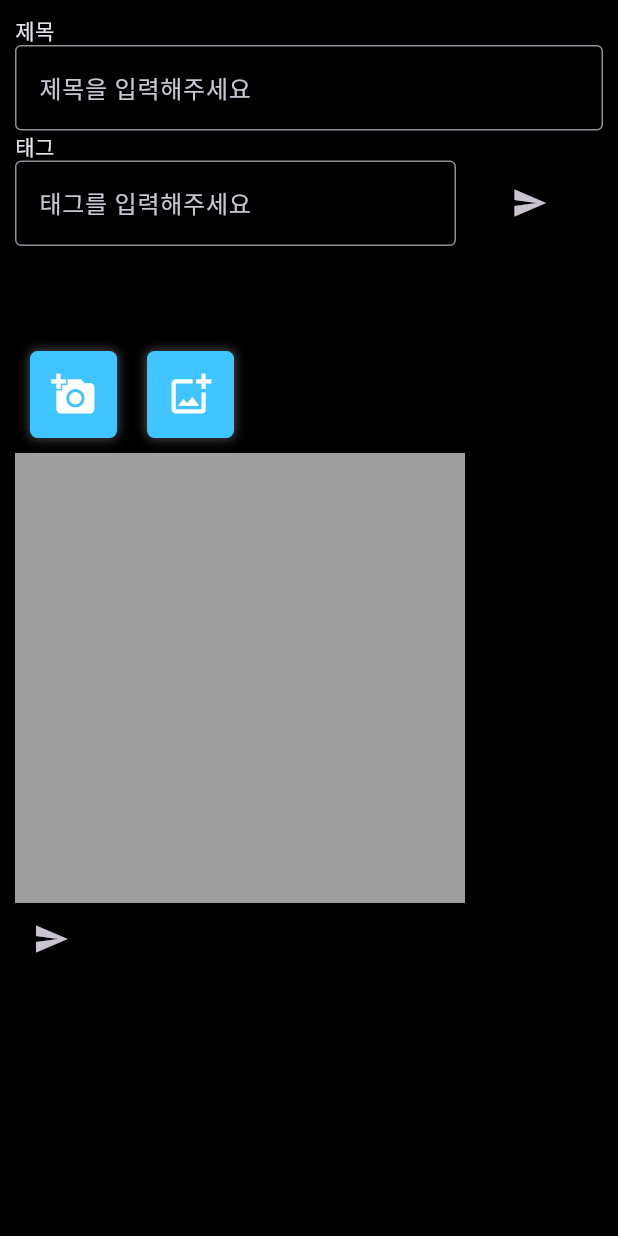
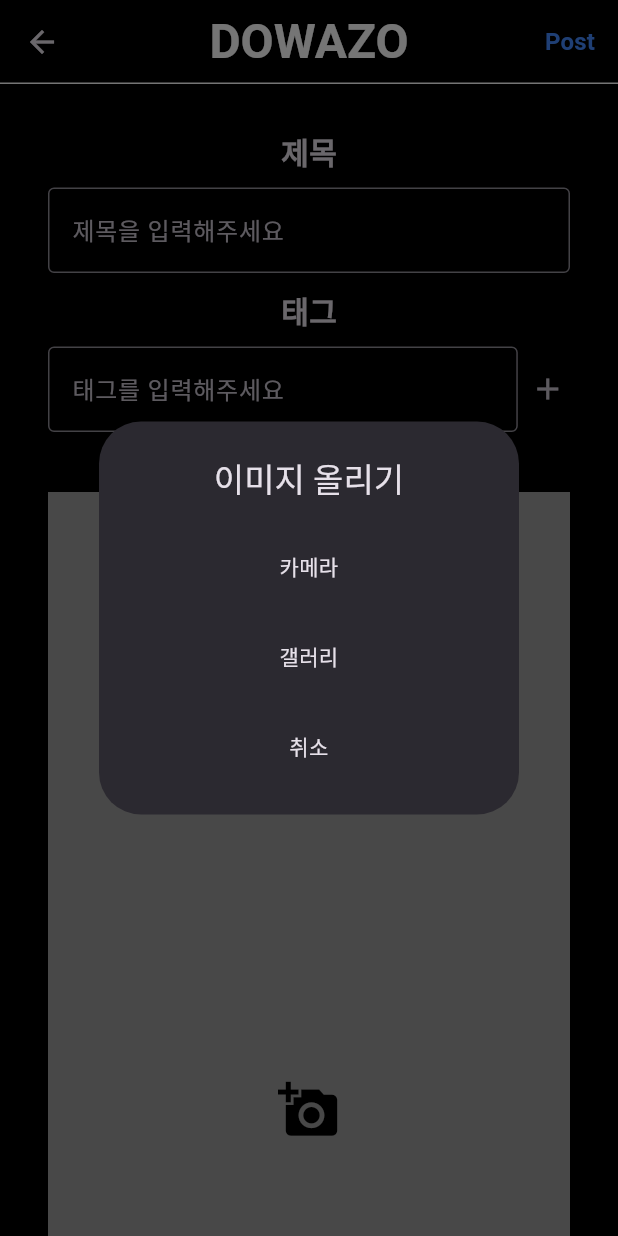
Before and after one commit to 2024basicprojectlab/basic_project_lab_DOWAZO, a Flutter app: the Posting screen opened directly, after a tap on the "add a photo" icon, on a phone screen of 412 x 824 dp. Run offline on Flutter 3.47's test engine with Material 3 defaults, Android fonts, the phone set to English and light mode, and no system bars; our stand-ins replace cloud_firestore, firebase_auth, firebase_core, firebase_storage, flutter_bloc, flutter_svg and 1 more; accounts and stored records are empty.

Commit message:
post search UI 수정

```diff
--- a/team_project_ui_6/lib/UI/posting.dart
+++ b/team_project_ui_6/lib/UI/posting.dart
@@ -8,6 +8,7 @@ import 'package:team_project_ui_6/UI/main_page_ui.dart';
 import 'package:team_project_ui_6/Utils.dart';
 import 'package:team_project_ui_6/UI/login_ui.dart';
 import 'dart:typed_data';
+import 'package:team_project_ui_6/Colors.dart';
 
 class Posting extends StatefulWidget {
   const Posting({super.key});
@@ -36,9 +37,55 @@ class _PostingState extends State<Posting> {
     }
   }
 
+  _selectImage(BuildContext parentContext) async {
+    return showDialog(
+      context: parentContext,
+      builder: (BuildContext context) {
+        return SimpleDialog(
+          title: const Text(
+            '이미지 올리기',
+            textAlign: TextAlign.center,
+          ),
+          children: <Widget>[
+            SimpleDialogOption(
+                padding: const EdgeInsets.all(20),
+                child: const Text(
+                  '카메라',
+                  textAlign: TextAlign.center,
+                ),
+                onPressed: () async {
+                  getImage(ImageSource.camera);
+                }),
+            SimpleDialogOption(
+                padding: const EdgeInsets.all(20),
+                child: const Text(
+                  '갤러리',
+                  textAlign: TextAlign.center,
+                ),
+                onPressed: () async {
+                  getImage(ImageSource.gallery);
+                }),
+            SimpleDialogOption(
+              padding: const EdgeInsets.all(20),
+              child: const Text(
+                "취소",
+                textAlign: TextAlign.center,
+              ),
+              onPressed: () {
+                Navigator.pop(context);
+              },
+            )
+          ],
+        );
+      },
+    );
+  }
+
   void post(BuildContext context) async {
     try {
-      if(_titlecontroller.text == "" || _tagList.length == 0 || _image == null) {
+      if (_titlecontroller.text == "" ||
+          _tagList.length == 0 ||
+          _image == null) {
         showSnackBar(context);
       } else {
         var countQuerySnapshot = await firestore.collection('Text_info').get();
@@ -75,10 +122,17 @@ class _PostingState extends State<Posting> {
   catch(e) {print(e.toString());}
   }
 
+  // void clearImage() {
+  //   setState(() {
+  //     _image = null;
+  //   });
+  // }
+
   Widget _buildPhotoArea() {
     return _image != null
         ? Container(
-      width: 300, height: 300,
+            height: MediaQuery.of(context).size.height,
+            width: MediaQuery.of(context).size.width,
             decoration: BoxDecoration(
               image: DecorationImage(
                 fit: BoxFit.cover,
@@ -88,21 +142,89 @@ class _PostingState extends State<Posting> {
             //child: Image.file(File(_image!.path)),
           )
         : Container(
-      width: 300, height: 300,
+            height: MediaQuery.of(context).size.height,
+            width: MediaQuery.of(context).size.width,
             color: Colors.grey,
+            child: Row(
+              mainAxisAlignment: MainAxisAlignment.center,
+              children: [
+                IconButton(
+                  onPressed: () {
+                    _selectImage(context);
+                  },
+                  icon: Icon(
+                    Icons.add_a_photo,
+                    size: MediaQuery.of(context).size.width * 0.1,
+                    color: Colors.black,
+                  ),
+                ),
+              ],
+            ),
           );
   }
 
   @override
   Widget build(BuildContext context) {
     return Scaffold(
+      appBar: AppBar(
+        backgroundColor: mobileBackgroundColor,
+        shape: Border(bottom: BorderSide(color: Colors.white, width: 1)),
+        // 있는게 더 괜찮나..?
+        leading: IconButton(
+          icon: Icon(Icons.arrow_back),
+          onPressed: () {
+            Navigator.push(
+              context,
+              MaterialPageRoute(builder: (context) => FeedScreen()),
+            );
+          },
+        ),
+        centerTitle: true,
+        title: const Text(
+          "DOWAZO",
+          style: TextStyle(
+              color: Colors.white, fontWeight: FontWeight.bold, fontSize: 32),
+        ),
+        actions: [
+          TextButton(
+            onPressed: () =>
+                // 작성된 글을 올리기
+                post(context),
+            child: const Text(
+              "Post",
+              style: TextStyle(
+                  color: Colors.blueAccent,
+                  fontWeight: FontWeight.bold,
+                  fontSize: 16.0),
+            ),
+          )
+        ],
+      ),
       body: SingleChildScrollView(
         child: Container(
-          padding: EdgeInsets.all(10),
+          padding: const EdgeInsets.symmetric(horizontal: 32),
+          width: double.infinity,
           child: Column(
             crossAxisAlignment: CrossAxisAlignment.start,
             children: [
-              Text('제목'), // 글 제목을 입력하는 텍스트 위젯입니다.
+              SizedBox(
+                height: 30,
+              ),
+              Row(
+                mainAxisAlignment: MainAxisAlignment.center,
+                children: [
+                  Text(
+                    '제목',
+                    style: TextStyle(
+                      fontSize: 20,
+                      fontWeight: FontWeight.bold,
+                    ),
+                  ),
+                ],
+              ),
+              SizedBox(
+                height: 10,
+              ),
               TextField(
                 controller: _titlecontroller,
                 decoration: InputDecoration(
@@ -110,7 +232,21 @@ class _PostingState extends State<Posting> {
                   border: OutlineInputBorder(),
                 ),
               ),
-              Text('태그'), // 글에 부여할 태그를 입력하는 텍스트 위젯입니다.
+              SizedBox(
+                height: 10,
+              ),
+              Row(
+                mainAxisAlignment: MainAxisAlignment.center,
+                children: [
+                  Text(
+                    '태그',
+                    style: TextStyle(fontSize: 20, fontWeight: FontWeight.bold),
+                  ),
+                ],
+              ),
+              SizedBox(
+                height: 10,
+              ),
               Row(
                 children: [
                   Expanded(
@@ -121,7 +257,7 @@ class _PostingState extends State<Posting> {
                         border: OutlineInputBorder(),
                       ),
                     ),
-                    flex: 3,
+                    flex: 9,
                   ),
                   Expanded(
                     child: IconButton(
@@ -135,7 +271,7 @@ class _PostingState extends State<Posting> {
                         }
                       },
                       icon: Icon(
-                        Icons.send,
+                        Icons.add,
                       ),
                     ),
                     flex: 1,
@@ -143,7 +279,7 @@ class _PostingState extends State<Posting> {
                 ],
               ),
               SizedBox(
-                height: 30,
+                height: 10,
               ),
               Row(
                 children: _tagList
@@ -179,75 +315,11 @@ class _PostingState extends State<Posting> {
               SizedBox(
                 height: 30,
               ),
-              Row(
-                children: [
-                  Container(
-                    margin: EdgeInsets.all(10),
-                    padding: EdgeInsets.all(5),
-                    decoration: BoxDecoration(
-                      color: Colors.lightBlueAccent,
-                      borderRadius: BorderRadius.circular(5),
-                      boxShadow: [
-                        BoxShadow(
-                          color: Colors.grey.withOpacity(0.5),
-                          spreadRadius: 0.5,
-                          blurRadius: 5,
-                        )
-                      ],
-                    ),
-                    child: IconButton(
-                      onPressed: () {
-                        getImage(ImageSource.camera);
-                      }, // 카메라에서 이미지 한장 선택
-                      icon: Icon(
-                        Icons.add_a_photo,
-                        size: 30,
-                        color: Colors.white,
-                      ),
-                    ),
-                  ),
-                  Container(
-                    margin: EdgeInsets.all(10),
-                    padding: EdgeInsets.all(5),
-                    decoration: BoxDecoration(
-                      color: Colors.lightBlueAccent,
-                      borderRadius: BorderRadius.circular(5),
-                      boxShadow: [
-                        BoxShadow(
-                          color: Colors.grey.withOpacity(0.5),
-                          spreadRadius: 0.5,
-                          blurRadius: 5,
-                        ),
-                      ],
-                    ),
-                    child: IconButton(
-                      onPressed: () {
-                        getImage(ImageSource.gallery);
-                      }, // 갤러리에서 이미지 한장 선택
-                      icon: Icon(
-                        Icons.add_photo_alternate_outlined,
-                        size: 30,
-                        color: Colors.white,
-                      ),
-                    ),
-                  ),
-                ],
-              ),
               _buildPhotoArea(),
-              IconButton(
-                onPressed: () {
-                  // 작성된 글을 올리기
-                  post(context);
-                },
-                icon: Icon(
-                  Icons.send,
-                ),
-              ),
             ],
           ),
         ),
       ),
     );
   }
-
 }
--- a/team_project_ui_6/lib/UI/serch_ui.dart
+++ b/team_project_ui_6/lib/UI/serch_ui.dart
@@ -2,6 +2,8 @@ import 'package:cloud_firestore/cloud_firestore.dart';
 import 'package:flutter/material.dart';
 import 'package:team_project_ui_6/UI/tagged_page.dart';
 import 'package:team_project_ui_6/week_1/page5.dart';
+import 'package:team_project_ui_6/Colors.dart';
+import 'package:team_project_ui_6/UI/main_page_ui.dart';
 
 class Search extends StatefulWidget {
   const Search({super.key});
@@ -16,6 +18,26 @@ class _SearchState extends State<Search> {
   @override
   Widget build(BuildContext context) {
     return Scaffold(
+      appBar: AppBar(
+        backgroundColor: mobileBackgroundColor,
+        leading: IconButton(
+          icon: Icon(Icons.arrow_back),
+          onPressed: () {
+            Navigator.push(
+              context,
+              MaterialPageRoute(builder: (context) => FeedScreen()),
+            );
+          },
+        ),
+        centerTitle: true,
+        title: const Text(
+          "DOWAZO",
+          style: TextStyle(
+              color: Colors.white, fontWeight: FontWeight.bold, fontSize: 32),
+        ),
+        // actions: [
+        // ],
+      ),
       body: Column(
         children: <Widget>[
           Padding(
```
Lines whose indentation alone changed are shown as unchanged.
